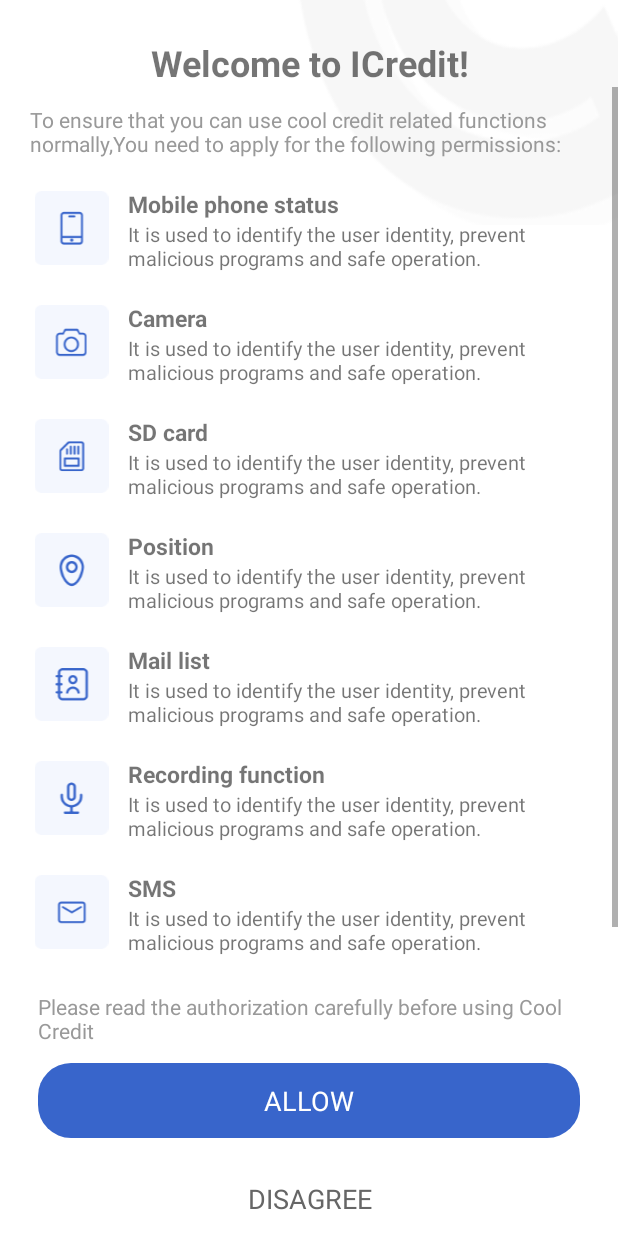
After one commit to textview10/ICreditApp, an Android app: the layout dialog_request_permission.xml on its own in the app's theme, with its tools: preview values and no code run, on a phone screen of 412 x 824 dp. The commit adds this screen. Run offline under Robolectric (Android 15) with nearby library versions, the phone set to English and light mode, and no system bars.

Commit message:
[feature]:增加权限请求代码

```diff
--- /dev/null
+++ b/app/src/main/java/com/loan/icreditapp/dialog/RequestPermissionDialog.kt
@@ -0,0 +1,48 @@
+package com.loan.icreditapp.dialog
+
+import android.app.Dialog
+import android.content.Context
+import android.view.WindowManager
+import android.widget.TextView
+import com.loan.icreditapp.R
+
+class RequestPermissionDialog constructor(context: Context): Dialog(context) {
+
+    init {
+        window?.decorView?.setPadding(0, 0, 0, 0)
+        window?.setBackgroundDrawableResource(android.R.color.transparent)
+        val lp: WindowManager.LayoutParams? = window?.attributes
+        if (lp != null) {
+            lp.width = WindowManager.LayoutParams.MATCH_PARENT //设置宽度
+            lp.height = WindowManager.LayoutParams.MATCH_PARENT //设置高度
+            lp.horizontalMargin = 0f
+            lp.verticalMargin = 0f
+            window?.attributes = lp
+        }
+        setContentView(R.layout.dialog_request_permission)
+        val tvCancel: TextView = findViewById<TextView>(R.id.tv_request_permission_cancel)
+        val tvAgree: TextView = findViewById<TextView>(R.id.tv_request_permission_agree)
+        tvAgree.setOnClickListener {
+            if (mListener != null) {
+                mListener!!.onClickAgree()
+            }
+            dismiss()
+        }
+        tvCancel.setOnClickListener {
+            if (mListener != null) {
+                mListener!!.onClickCancel()
+            }
+            dismiss()
+        }
+    }
+
+    private var mListener: OnItemClickListener? = null
+    fun setOnItemClickListener(listener: OnItemClickListener?) {
+        mListener = listener
+    }
+
+    abstract class OnItemClickListener {
+        abstract fun onClickAgree()
+        fun onClickCancel() {}
+    }
+}
--- a/app/src/main/java/com/loan/icreditapp/ui/home/MainActivity.kt
+++ b/app/src/main/java/com/loan/icreditapp/ui/home/MainActivity.kt
@@ -1,13 +1,17 @@
 package com.loan.icreditapp.ui.home
 
-import androidx.appcompat.app.AppCompatActivity
+import android.Manifest
 import android.os.Bundle
 import android.widget.FrameLayout
 import androidx.drawerlayout.widget.DrawerLayout
+import com.blankj.utilcode.constant.PermissionConstants
 import com.blankj.utilcode.util.BarUtils
+import com.blankj.utilcode.util.PermissionUtils
+import com.blankj.utilcode.util.ToastUtils
 import com.loan.icreditapp.R
 import com.loan.icreditapp.base.BaseActivity
 import com.loan.icreditapp.base.BaseFragment
+import com.loan.icreditapp.dialog.RequestPermissionDialog
 
 class MainActivity : BaseActivity() {
 
@@ -20,6 +24,7 @@ class MainActivity : BaseActivity() {
         BarUtils.setStatusBarColor(this, resources.getColor(android.R.color.transparent))
         setContentView(R.layout.activity_main)
         initializeView()
+        requestPermission()
     }
 
     private fun initializeView() {
@@ -40,4 +45,50 @@ class MainActivity : BaseActivity() {
         transaction.commitAllowingStateLoss()
     }
 
+    private fun requestPermission() {
+        val hasPermission = PermissionUtils.isGranted(
+            PermissionConstants.LOCATION,
+            PermissionConstants.CAMERA,
+            PermissionConstants.SMS,
+            PermissionConstants.CONTACTS,
+            PermissionConstants.PHONE,
+            PermissionConstants.STORAGE
+        )
+        //        if (false && hasPermission) {
+        if (hasPermission) {
+            executeNext()
+        } else {
+            requestPermissionInternal()
+        }
+    }
+
+    private fun requestPermissionInternal() {
+        val dialog = RequestPermissionDialog(this)
+        dialog.setOnItemClickListener(object : RequestPermissionDialog.OnItemClickListener() {
+            override fun onClickAgree() {
+                PermissionUtils.permission(
+                    Manifest.permission.READ_CALL_LOG,
+                    Manifest.permission.READ_CONTACTS,
+                    Manifest.permission.READ_SMS,
+                    Manifest.permission.ACCESS_COARSE_LOCATION,
+                    Manifest.permission.ACCESS_FINE_LOCATION,
+                    Manifest.permission.READ_PHONE_STATE,
+                    Manifest.permission.CAMERA,
+                    Manifest.permission.WRITE_EXTERNAL_STORAGE,
+                    Manifest.permission.READ_EXTERNAL_STORAGE
+                ).callback(object : PermissionUtils.SimpleCallback {
+                    override fun onGranted() {
+                        executeNext()
+                    }
+
+                    override fun onDenied() {
+                        ToastUtils.showShort("please allow permission.")
+                    }
+                }).request()
+            }
+        })
+        dialog.show()
+    }
+
+    private fun executeNext() {}
 }
--- a/app/src/main/java/com/loan/icreditapp/ui/launcher/LauncherActivity.kt
+++ b/app/src/main/java/com/loan/icreditapp/ui/launcher/LauncherActivity.kt
@@ -9,6 +9,7 @@ import com.loan.icreditapp.api.Api
 import com.loan.icreditapp.base.BaseActivity
 import com.loan.icreditapp.bean.ServerLiveBean
 import com.loan.icreditapp.global.Constant
+import com.loan.icreditapp.ui.home.MainActivity
 import com.loan.icreditapp.ui.login.SignInActivity
 import com.loan.icreditapp.util.BuildRequestJsonUtils
 import com.lzy.okgo.OkGo
@@ -27,7 +28,8 @@ class LauncherActivity : BaseActivity() {
         checkServerAvailable(object : CallBack {
             override fun onEnd() {
 //                startActivity(Intent(this@LauncherActivity, SignInActivity::class.java))
-//                finish()
+                startActivity(Intent(this@LauncherActivity, MainActivity::class.java))
+                finish()
             }
         })
     }
--- /dev/null
+++ b/app/src/main/res/drawable/request_permission_cancel.xml
@@ -0,0 +1,12 @@
+<?xml version="1.0" encoding="utf-8"?>
+<shape xmlns:android="http://schemas.android.com/apk/res/android"
+    android:shape="rectangle">
+
+    <!-- 填充的颜色 -->
+    <solid android:color="#FFFFFF" />
+
+    <!-- android:radius 圆角的半径 -->
+    <corners
+        android:radius="22dp" />
+
+</shape>
--- /dev/null
+++ b/app/src/main/res/drawable/request_permission_comfire.xml
@@ -0,0 +1,12 @@
+<?xml version="1.0" encoding="utf-8"?>
+<shape xmlns:android="http://schemas.android.com/apk/res/android"
+    android:shape="rectangle">
+
+    <!-- 填充的颜色 -->
+    <solid android:color="#3865CB" />
+
+    <!-- android:radius 圆角的半径 -->
+    <corners
+        android:radius="22dp" />
+
+</shape>
--- /dev/null
+++ b/app/src/main/res/layout/dialog_request_permission.xml
@@ -0,0 +1,267 @@
+<?xml version="1.0" encoding="utf-8"?>
+<FrameLayout xmlns:android="http://schemas.android.com/apk/res/android"
+    android:layout_width="match_parent"
+    android:background="@color/white"
+    android:layout_height="match_parent">
+
+    <View
+        android:layout_width="match_parent"
+        android:layout_height="150dp"
+        android:background="@drawable/ic_bg_common" />
+
+    <LinearLayout
+        android:layout_width="match_parent"
+        android:layout_height="match_parent"
+        android:orientation="vertical">
+
+        <TextView
+            android:layout_width="match_parent"
+            android:layout_height="wrap_content"
+            android:layout_gravity="center"
+            android:layout_marginTop="25dp"
+            android:gravity="center"
+            android:text="@string/request_permission_title"
+            android:textSize="24sp"
+            android:textStyle="bold" />
+
+        <ScrollView
+            android:layout_width="match_parent"
+            android:layout_height="0dp"
+            android:layout_weight="1">
+
+            <LinearLayout
+                android:layout_width="match_parent"
+                android:layout_height="wrap_content"
+                android:orientation="vertical"
+                android:paddingBottom="20dp">
+
+                <!--        <ScrollView-->
+                <!--            android:layout_width="match_parent"-->
+                <!--            android:layout_height="100dp">-->
+
+                <TextView
+                    android:layout_width="match_parent"
+                    android:layout_height="wrap_content"
+                    android:layout_marginStart="20dp"
+                    android:layout_marginTop="12dp"
+                    android:layout_marginEnd="20dp"
+                    android:gravity="start"
+                    android:text="@string/request_permission_desc"
+                    android:textColor="#ff999999"
+                    android:textSize="14sp" />
+
+                <!--        </ScrollView>-->
+
+                <LinearLayout
+                    style="@style/request_permission_container"
+                    android:layout_marginTop="20dp">
+
+                    <ImageView
+                        style="@style/request_permission_iv"
+                        android:src="@drawable/ic_request_permission_mobile" />
+
+                    <LinearLayout style="@style/request_permission_tv_container">
+
+                        <TextView
+                            style="@style/request_permission_tv_top"
+                            android:text="@string/request_permission_phone_title" />
+
+                        <!--                    <ScrollView style="@style/request_permission_sc_container">-->
+
+                        <TextView
+                            style="@style/request_permission_tv_bottom"
+                            android:text="@string/request_permission_phone_desc" />
+
+                        <!--                    </ScrollView>-->
+
+                    </LinearLayout>
+
+                </LinearLayout>
+
+                <LinearLayout style="@style/request_permission_container">
+
+                    <ImageView
+                        style="@style/request_permission_iv"
+                        android:src="@drawable/ic_request_permission_camera" />
+
+                    <LinearLayout style="@style/request_permission_tv_container">
+
+                        <TextView
+                            style="@style/request_permission_tv_top"
+                            android:text="@string/request_permission_camera_title" />
+
+                        <!--                    <ScrollView style="@style/request_permission_sc_container">-->
+
+                        <TextView
+                            style="@style/request_permission_tv_bottom"
+                            android:text="@string/request_permission_camera_desc" />
+
+                        <!--                    </ScrollView>-->
+
+                    </LinearLayout>
+
+                </LinearLayout>
+
+                <LinearLayout style="@style/request_permission_container">
+
+                    <ImageView
+                        style="@style/request_permission_iv"
+                        android:src="@drawable/ic_request_permission_sd" />
+
+                    <LinearLayout style="@style/request_permission_tv_container">
+
+                        <TextView
+                            style="@style/request_permission_tv_top"
+                            android:text="@string/request_permission_sdcard_title" />
+
+                        <!--                    <ScrollView style="@style/request_permission_sc_container">-->
+
+                        <TextView
+                            style="@style/request_permission_tv_bottom"
+                            android:text="@string/request_permission_sdcard_desc" />
+
+                        <!--                    </ScrollView>-->
+
+                    </LinearLayout>
+
+                </LinearLayout>
+
+                <LinearLayout style="@style/request_permission_container">
+
+                    <ImageView
+                        style="@style/request_permission_iv"
+                        android:src="@drawable/ic_request_permission_position" />
+
+                    <LinearLayout style="@style/request_permission_tv_container">
+
+                        <TextView
+                            style="@style/request_permission_tv_top"
+                            android:text="@string/request_permission_location_title" />
+
+                        <!--                    <ScrollView style="@style/request_permission_sc_container">-->
+
+                        <TextView
+                            style="@style/request_permission_tv_bottom"
+                            android:text="@string/request_permission_location_desc" />
+
+                        <!--                    </ScrollView>-->
+
+                    </LinearLayout>
+
+                </LinearLayout>
+
+                <LinearLayout style="@style/request_permission_container">
+
+                    <ImageView
+                        style="@style/request_permission_iv"
+                        android:src="@drawable/ic_request_permission_maillist" />
+
+                    <LinearLayout style="@style/request_permission_tv_container">
+
+                        <TextView
+                            style="@style/request_permission_tv_top"
+                            android:text="@string/request_permission_contacts_title" />
+
+                        <!--                    <ScrollView style="@style/request_permission_sc_container">-->
+
+                        <TextView
+                            style="@style/request_permission_tv_bottom"
+                            android:text="@string/request_permission_contacts_desc" />
+
+                        <!--                    </ScrollView>-->
+
+                    </LinearLayout>
+
+                </LinearLayout>
+
+                <LinearLayout style="@style/request_permission_container">
+
+                    <ImageView
+                        style="@style/request_permission_iv"
+                        android:src="@drawable/ic_request_permission_recording" />
+
+                    <LinearLayout style="@style/request_permission_tv_container">
+
+                        <TextView
+                            style="@style/request_permission_tv_top"
+                            android:text="@string/request_permission_call_record_title" />
+
+                        <TextView
+                            style="@style/request_permission_tv_bottom"
+                            android:text="@string/request_permission_call_record_desc" />
+
+                    </LinearLayout>
+
+                </LinearLayout>
+
+                <LinearLayout style="@style/request_permission_container">
+
+                    <ImageView
+                        style="@style/request_permission_iv"
+                        android:src="@drawable/ic_request_permission_sms" />
+
+                    <LinearLayout style="@style/request_permission_tv_container">
+
+                        <TextView
+                            style="@style/request_permission_tv_top"
+                            android:text="@string/request_permission_sms_title" />
+
+                        <TextView
+                            style="@style/request_permission_tv_bottom"
+                            android:text="@string/request_permission_sms_desc" />
+
+                    </LinearLayout>
+
+                </LinearLayout>
+
+            </LinearLayout>
+
+        </ScrollView>
+
+        <LinearLayout
+            android:layout_width="match_parent"
+            android:layout_height="wrap_content"
+            android:layout_marginStart="25dp"
+            android:layout_marginTop="12dp"
+            android:layout_marginEnd="25dp"
+            android:orientation="vertical">
+
+            <TextView
+                android:layout_width="match_parent"
+                android:layout_height="wrap_content"
+                android:layout_marginTop="12dp"
+                android:gravity="start"
+                android:text="@string/request_permission_desc2"
+                android:textColor="#ff999999"
+                android:textSize="14sp" />
+
+            <TextView
+                android:id="@+id/tv_request_permission_agree"
+                android:layout_width="match_parent"
+                android:layout_height="50dp"
+                android:layout_gravity="center"
+                android:layout_marginTop="12dp"
+                android:background="@drawable/request_permission_comfire"
+                android:gravity="center"
+                android:text="@string/request_permission_agree"
+                android:textAllCaps="true"
+                android:textColor="#FFFFFF"
+                android:textSize="18sp" />
+
+            <TextView
+                android:id="@+id/tv_request_permission_cancel"
+                android:layout_width="match_parent"
+                android:layout_height="50dp"
+                android:layout_gravity="center"
+                android:layout_marginTop="15dp"
+                android:background="@drawable/request_permission_cancel"
+                android:gravity="center"
+                android:text="@string/request_permission_cancel"
+                android:textAllCaps="true"
+                android:textColor="#666666"
+                android:textSize="18sp" />
+
+        </LinearLayout>
+    </LinearLayout>
+
+</FrameLayout>
--- a/app/src/main/res/values/strings.xml
+++ b/app/src/main/res/values/strings.xml
@@ -1,3 +1,26 @@
 <resources>
     <string name="app_name">Creditng</string>
+
+    <string name="request_permission_title">Welcome to ICredit!</string>
+    <string name="request_permission_desc">To ensure that you can use cool credit related functions normally,You need to apply for the following permissions:</string>
+    <string name="request_permission_phone_title">Mobile phone status</string>
+    <string name="request_permission_phone_desc">It is used to identify the user identity, prevent malicious programs and safe operation.</string>
+    <string name="request_permission_camera_title">Camera</string>
+    <string name="request_permission_camera_desc">It is used to identify the user identity, prevent malicious programs and safe operation.</string>
+    <string name="request_permission_sdcard_title">SD card</string>
+    <string name="request_permission_sdcard_desc">It is used to identify the user identity, prevent malicious programs and safe operation.</string>
+    <string name="request_permission_location_title">Position</string>
+    <string name="request_permission_location_desc">It is used to identify the user identity, prevent malicious programs and safe operation.</string>
+    <string name="request_permission_contacts_title">Mail list</string>
+    <string name="request_permission_contacts_desc">It is used to identify the user identity, prevent malicious programs and safe operation.</string>
+    <string name="request_permission_call_record_title">Recording function</string>
+    <string name="request_permission_call_record_desc">It is used to identify the user identity, prevent malicious programs and safe operation.</string>
+    <string name="request_permission_sms_title">SMS</string>
+    <string name="request_permission_sms_desc">It is used to identify the user identity, prevent malicious programs and safe operation.</string>
+    <string name="request_permission_desc2">Please read the authorization carefully before using Cool Credit</string>
+
+<!--    <string name="request_permission_calendar_title">Calendar</string>-->
+<!--    <string name="request_permission_calendar_desc">You agree that we must be granted access to your smartphone\'s calendar in order to input reminders pertaining to repayment dates of your loan. We will not extract nor view any information in your calendar and limit our actions to setting reminders Gallery We need to obtain your storage permission to ensure the normal operation of the program. </string>-->
+    <string name="request_permission_cancel">disagree</string>
+    <string name="request_permission_agree">Allow</string>
 </resources>
--- /dev/null
+++ b/app/src/main/res/values/styles.xml
@@ -0,0 +1,56 @@
+<?xml version="1.0" encoding="utf-8"?>
+<resources>
+
+    <style name="view_divide">
+        <item name="android:layout_width">match_parent</item>
+        <item name="android:layout_height">0.8dp</item>
+        <item name="android:background">@android:color/black</item>
+    </style>
+
+    <style name="request_permission_container">
+        <item name="android:layout_width">match_parent</item>
+        <item name="android:orientation">horizontal</item>
+        <item name="android:layout_marginTop">20dp</item>
+        <item name="android:layout_height">wrap_content</item>
+        <item name="android:layout_marginStart">20dp</item>
+        <item name="android:layout_marginEnd">20dp</item>
+        <item name="android:layout_marginLeft">20dp</item>
+        <item name="android:layout_marginRight">20dp</item>
+    </style>
+
+    <style name="request_permission_iv">
+        <item name="android:layout_width">55dp</item>
+        <item name="android:layout_marginTop">2dp</item>
+        <item name="android:layout_height">wrap_content</item>
+    </style>
+
+    <style name="request_permission_sc_container">
+        <item name="android:layout_width">match_parent</item>
+        <item name="android:layout_height">30dp</item>
+    </style>
+
+    <style name="request_permission_tv_bottom">
+        <item name="android:layout_width">wrap_content</item>
+        <item name="android:textSize">13sp</item>
+        <item name="android:layout_height">wrap_content</item>
+    </style>
+
+    <style name="request_permission_tv_container">
+        <item name="android:layout_width">match_parent</item>
+        <item name="android:orientation">vertical</item>
+        <item name="android:layout_marginLeft">10dp</item>
+        <item name="android:layout_marginStart">10dp</item>
+        <item name="android:layout_gravity">center_vertical</item>
+        <item name="android:layout_height">wrap_content</item>
+    </style>
+
+    <style name="request_permission_tv_top">
+        <item name="android:layout_width">wrap_content</item>
+        <item name="android:textSize">15sp</item>
+        <item name="android:textStyle">bold</item>
+        <item name="android:layout_gravity">center_vertical</item>
+        <item name="android:layout_height">wrap_content</item>
+    </style>
+
+
+</resources>
```
Also changed, not shown: app/src/main/res/drawable-xhdpi/ic_bg_common.png (added), app/src/main/res/drawable-xhdpi/ic_request_permission_camera.png (added), app/src/main/res/drawable-xhdpi/ic_request_permission_maillist.png (added), app/src/main/res/drawable-xhdpi/ic_request_permission_mobile.png (added), app/src/main/res/drawable-xhdpi/ic_request_permission_position.png (added), app/src/main/res/drawable-xhdpi/ic_request_permission_recording.png (added), app/src/main/res/drawable-xhdpi/ic_request_permission_sd.png (added), app/src/main/res/drawable-xhdpi/ic_request_permission_sms.png (added).
